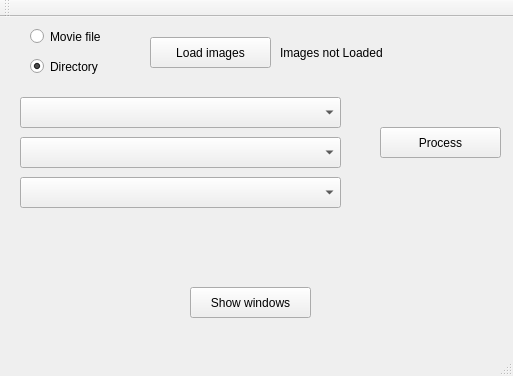
Above: src/GUI/mainwindow.ui from mjedros/mgr before the change. Below: the same form after it.
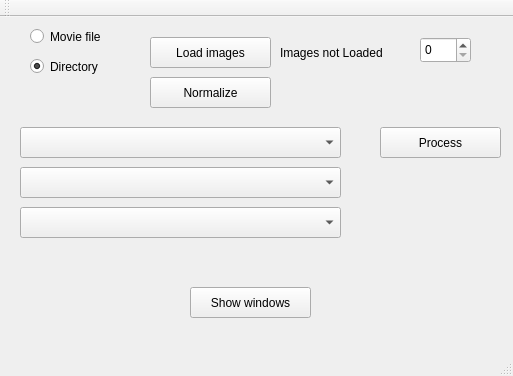
That is the form after the change.

The edit to the form file:
```diff
--- a/src/GUI/mainwindow.ui
+++ b/src/GUI/mainwindow.ui
@@ -18,7 +18,7 @@
     <property name="geometry">
      <rect>
       <x>20</x>
-      <y>120</y>
+      <y>150</y>
       <width>321</width>
       <height>31</height>
      </rect>
@@ -41,7 +41,7 @@
     <property name="geometry">
      <rect>
       <x>20</x>
-      <y>80</y>
+      <y>110</y>
       <width>321</width>
       <height>31</height>
      </rect>
@@ -122,7 +122,7 @@
     <property name="geometry">
      <rect>
       <x>20</x>
-      <y>160</y>
+      <y>190</y>
       <width>321</width>
       <height>31</height>
      </rect>
@@ -144,6 +144,29 @@
      <string>Images not Loaded</string>
     </property>
    </widget>
+   <widget class="QSpinBox" name="spinBox">
+    <property name="geometry">
+     <rect>
+      <x>420</x>
+      <y>20</y>
+      <width>51</width>
+      <height>26</height>
+     </rect>
+    </property>
+   </widget>
+   <widget class="QPushButton" name="Normalize">
+    <property name="geometry">
+     <rect>
+      <x>150</x>
+      <y>60</y>
+      <width>121</width>
+      <height>31</height>
+     </rect>
+    </property>
+    <property name="text">
+     <string>Normalize</string>
+    </property>
+   </widget>
   </widget>
   <widget class="QMenuBar" name="menuBar">
    <property name="geometry">
```
